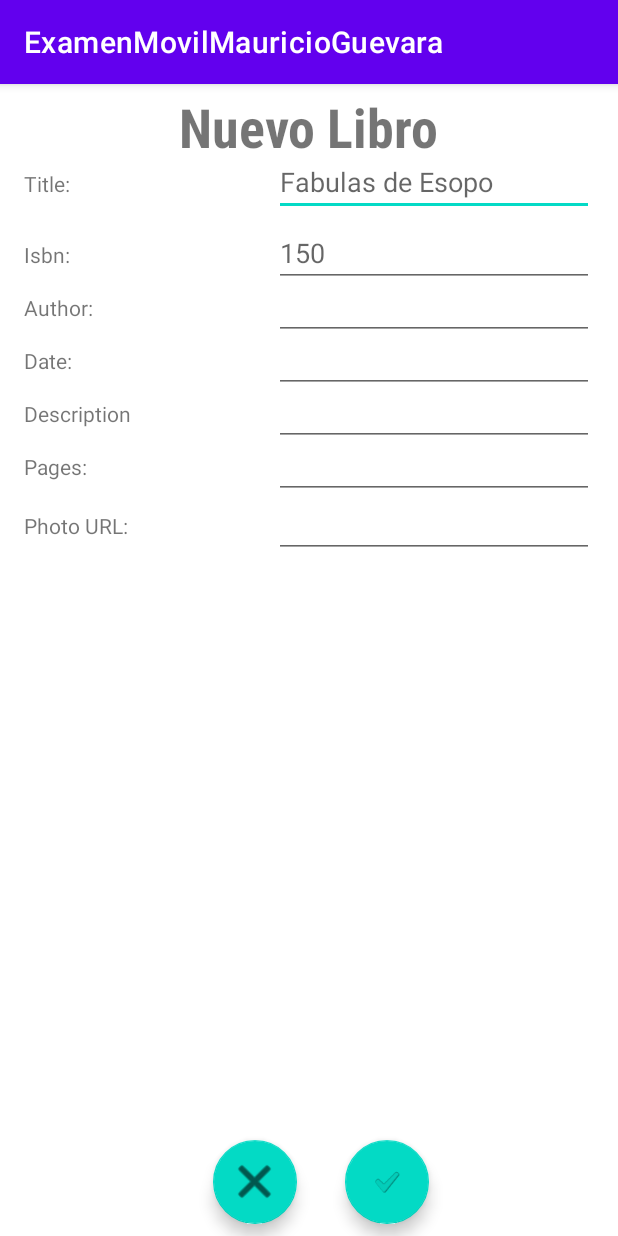
After one commit to MauGuevara/ExamenMovilMauricioGuevara, an Android app: the AddBookActivity screen opened directly, with no data from a screen before it, on a phone screen of 412 x 824 dp. The commit adds this screen. Run offline under Robolectric (Android 15) with nearby library versions, the phone set to English and light mode, and no system bars.

Commit message:
Added logic to save books

```diff
--- a/app/src/main/AndroidManifest.xml
+++ b/app/src/main/AndroidManifest.xml
@@ -9,6 +9,7 @@
         android:roundIcon="@mipmap/ic_launcher_round"
         android:supportsRtl="true"
         android:theme="@style/Theme.ExamenMovilMauricioGuevara">
+        <activity android:name=".AddBookActivity" />
         <activity android:name=".MainActivity">
             <intent-filter>
                 <action android:name="android.intent.action.MAIN" />
--- /dev/null
+++ b/app/src/main/java/edu/bo/examenmovilmauricioguevara/AddBookActivity.kt
@@ -0,0 +1,37 @@
+package edu.bo.examenmovilmauricioguevara
+
+import android.content.Intent
+import androidx.appcompat.app.AppCompatActivity
+import android.os.Bundle
+import kotlinx.android.synthetic.main.activity_add_book.*
+import kotlinx.android.synthetic.main.activity_books_list.*
+import kotlinx.coroutines.GlobalScope
+import kotlinx.coroutines.launch
+
+class AddBookActivity : AppCompatActivity() {
+    override fun onCreate(savedInstanceState: Bundle?) {
+        super.onCreate(savedInstanceState)
+        setContentView(R.layout.activity_add_book)
+
+        btnAddNewBook.setOnClickListener{
+            GlobalScope.launch {
+                val bookDao = AppRoomDatabase.getDatabase(applicationContext).bookDato()
+                val repository = BookRepository(bookDao)
+
+                repository.insert(Book(EditTxtTitle.text.toString(),
+                    EditTxtIsbn.text.toString(),
+                    EditTxtAuthor.text.toString(),
+                    EditTxtDate.text.toString(),
+                    EditTxtPages.text.toString(),
+                    EditTxtDescription.text.toString(),
+                    EditTxtPhotoURL.text.toString()))
+            }
+            startActivity(Intent(this, MainActivity::class.java))
+        }
+
+        btnFlotCanceled.setOnClickListener{
+            val myIntent = Intent(applicationContext, MainActivity::class.java)
+            startActivityForResult(myIntent, 0)
+        }
+    }
+}
--- /dev/null
+++ b/app/src/main/res/layout/activity_add_book.xml
@@ -0,0 +1,193 @@
+<?xml version="1.0" encoding="utf-8"?>
+<androidx.constraintlayout.widget.ConstraintLayout xmlns:android="http://schemas.android.com/apk/res/android"
+    xmlns:app="http://schemas.android.com/apk/res-auto"
+    xmlns:tools="http://schemas.android.com/tools"
+    android:layout_width="match_parent"
+    android:layout_height="match_parent"
+    tools:context=".AddBookActivity">
+
+    <TextView
+        android:id="@+id/txtTitleAddBook"
+        android:layout_width="wrap_content"
+        android:layout_height="wrap_content"
+        android:layout_marginTop="4dp"
+        android:fontFamily="sans-serif-condensed-medium"
+        android:text="@string/txtTittleAddBook"
+        android:textSize="36sp"
+        android:textStyle="bold"
+        app:layout_constraintEnd_toEndOf="parent"
+        app:layout_constraintStart_toStartOf="parent"
+        app:layout_constraintTop_toTopOf="parent" />
+
+    <TextView
+        android:id="@+id/txtTitle"
+        android:layout_width="0dp"
+        android:layout_height="wrap_content"
+        android:layout_marginStart="16dp"
+        android:layout_marginTop="4dp"
+        android:text="@string/txtTittle"
+        app:layout_constraintStart_toStartOf="parent"
+        app:layout_constraintTop_toBottomOf="@+id/txtTitleAddBook" />
+
+    <EditText
+        android:id="@+id/EditTxtTitle"
+        android:layout_width="0dp"
+        android:layout_height="wrap_content"
+        android:layout_marginEnd="16dp"
+        android:ems="10"
+        android:hint="Fabulas de Esopo"
+        android:inputType="textPersonName"
+        app:layout_constraintBaseline_toBaselineOf="@+id/txtTitle"
+        app:layout_constraintEnd_toEndOf="parent" />
+
+    <TextView
+        android:id="@+id/txtIsbn"
+        android:layout_width="wrap_content"
+        android:layout_height="wrap_content"
+        android:layout_marginTop="16dp"
+        android:text="@string/txtIsbn"
+        app:layout_constraintStart_toStartOf="@+id/txtTitle"
+        app:layout_constraintTop_toBottomOf="@+id/EditTxtTitle" />
+
+    <EditText
+        android:id="@+id/EditTxtIsbn"
+        android:layout_width="0dp"
+        android:layout_height="wrap_content"
+        android:layout_marginEnd="16dp"
+        android:ems="10"
+        android:hint="150"
+        android:inputType="textPersonName"
+        app:layout_constraintBaseline_toBaselineOf="@id/txtIsbn"
+        app:layout_constraintEnd_toEndOf="parent" />
+
+    <TextView
+        android:id="@+id/txtAuthor"
+        android:layout_width="wrap_content"
+        android:layout_height="wrap_content"
+        android:layout_marginTop="16dp"
+        android:text="@string/txtAuthor"
+        app:layout_constraintStart_toStartOf="@+id/txtIsbn"
+        app:layout_constraintTop_toBottomOf="@+id/txtIsbn" />
+
+    <EditText
+        android:id="@+id/EditTxtAuthor"
+        android:layout_width="0dp"
+        android:layout_height="wrap_content"
+        android:layout_marginEnd="16dp"
+        android:ems="10"
+        android:inputType="textPersonName"
+        app:layout_constraintBaseline_toBaselineOf="@+id/txtAuthor"
+        app:layout_constraintEnd_toEndOf="parent" />
+
+    <TextView
+        android:id="@+id/txtEditorial"
+        android:layout_width="wrap_content"
+        android:layout_height="wrap_content"
+        android:layout_marginTop="16dp"
+        android:text="@string/txtDate"
+        app:layout_constraintStart_toStartOf="@+id/txtAuthor"
+        app:layout_constraintTop_toBottomOf="@+id/txtAuthor" />
+
+    <EditText
+        android:id="@+id/EditTxtDate"
+        android:layout_width="0dp"
+        android:layout_height="wrap_content"
+        android:layout_marginEnd="16dp"
+        android:ems="10"
+        android:inputType="textPersonName"
+        app:layout_constraintBaseline_toBaselineOf="@+id/txtEditorial"
+        app:layout_constraintEnd_toEndOf="parent" />
+
+    <TextView
+        android:id="@+id/txtDescrption"
+        android:layout_width="wrap_content"
+        android:layout_height="wrap_content"
+        android:layout_marginTop="16dp"
+        android:text="@string/txtDescription"
+        app:layout_constraintStart_toStartOf="@+id/txtEditorial"
+        app:layout_constraintTop_toBottomOf="@+id/txtEditorial" />
+
+    <EditText
+        android:id="@+id/EditTxtDescription"
+        android:layout_width="0dp"
+        android:layout_height="wrap_content"
+        android:layout_marginEnd="16dp"
+        android:ems="10"
+        android:inputType="textPersonName"
+        app:layout_constraintBaseline_toBaselineOf="@+id/txtDescrption"
+        app:layout_constraintEnd_toEndOf="parent" />
+
+    <TextView
+        android:id="@+id/txtPages"
+        android:layout_width="wrap_content"
+        android:layout_height="wrap_content"
+        android:layout_marginTop="16dp"
+        android:text="@string/txtPages"
+        app:layout_constraintStart_toStartOf="@+id/txtDescrption"
+        app:layout_constraintTop_toBottomOf="@+id/txtDescrption" />
+
+    <EditText
+        android:id="@+id/EditTxtPages"
+        android:layout_width="0dp"
+        android:layout_height="wrap_content"
+        android:layout_marginEnd="16dp"
+        android:layout_marginRight="16dp"
+        android:ems="10"
+        android:inputType="textPersonName"
+        app:layout_constraintBaseline_toBaselineOf="@+id/txtPages"
+        app:layout_constraintEnd_toEndOf="parent" />
+
+    <TextView
+        android:id="@+id/txtPhotoURL"
+        android:layout_width="wrap_content"
+        android:layout_height="wrap_content"
+        android:layout_marginTop="20dp"
+        android:text="@string/txtPhotoURL"
+        app:layout_constraintStart_toStartOf="@+id/txtPages"
+        app:layout_constraintTop_toBottomOf="@+id/txtPages" />
+
+    <EditText
+        android:id="@+id/EditTxtPhotoURL"
+        android:layout_width="0dp"
+        android:layout_height="wrap_content"
+        android:layout_marginEnd="16dp"
+        android:layout_marginRight="16dp"
+        android:ems="10"
+        android:inputType="textPersonName"
+        app:layout_constraintBaseline_toBaselineOf="@+id/txtPhotoURL"
+        app:layout_constraintEnd_toEndOf="parent" />
+
+    <com.google.android.material.floatingactionbutton.FloatingActionButton
+        android:id="@+id/btnAddNewBook"
+        android:layout_width="wrap_content"
+        android:layout_height="wrap_content"
+        android:layout_marginBottom="8dp"
+        android:clickable="true"
+        android:focusable="true"
+        android:tint="@color/colorWhite"
+        app:backgroundTint="@color/colorAccent"
+        app:layout_constraintBottom_toBottomOf="parent"
+        app:layout_constraintEnd_toEndOf="parent"
+        app:layout_constraintHorizontal_bias="0.647"
+        app:layout_constraintStart_toStartOf="parent"
+        app:maxImageSize="35dp"
+        app:srcCompat="?android:attr/textCheckMarkInverse" />
+
+    <com.google.android.material.floatingactionbutton.FloatingActionButton
+        android:id="@+id/btnFlotCanceled"
+        android:layout_width="wrap_content"
+        android:layout_height="wrap_content"
+        android:layout_marginEnd="32dp"
+        android:layout_marginBottom="24dp"
+        android:clickable="true"
+        android:focusable="true"
+        android:tint="@color/colorWhite"
+        app:backgroundTint="@color/colorAccent"
+        app:layout_constraintBottom_toBottomOf="@+id/btnAddNewBook"
+        app:layout_constraintEnd_toStartOf="@+id/btnAddNewBook"
+        app:layout_constraintTop_toTopOf="@+id/btnAddNewBook"
+        app:layout_constraintVertical_bias="0.0"
+        app:maxImageSize="35dp"
+        app:srcCompat="@android:drawable/ic_menu_close_clear_cancel" />
+
+</androidx.constraintlayout.widget.ConstraintLayout>
--- a/app/src/main/res/values-night/themes.xml
+++ b/app/src/main/res/values-night/themes.xml
@@ -2,14 +2,10 @@
     <!-- Base application theme. -->
     <style name="Theme.ExamenMovilMauricioGuevara" parent="Theme.MaterialComponents.DayNight.DarkActionBar">
         <!-- Primary brand color. -->
-        <item name="colorPrimary">@color/purple_200</item>
-        <item name="colorPrimaryVariant">@color/purple_700</item>
-        <item name="colorOnPrimary">@color/black</item>
+        <item name="colorPrimary">@color/colorPrimary</item>
+        <item name="colorPrimaryVariant">@color/colorPrimaryDark</item>
+        <item name="colorOnPrimary">@color/colorWhite</item>
         <!-- Secondary brand color. -->
-        <item name="colorSecondary">@color/teal_200</item>
-        <item name="colorSecondaryVariant">@color/teal_200</item>
-        <item name="colorOnSecondary">@color/black</item>
-        <!-- Status bar color. -->
         <item name="android:statusBarColor" tools:targetApi="l">?attr/colorPrimaryVariant</item>
         <!-- Customize your theme here. -->
     </style>
--- a/app/src/main/res/values/colors.xml
+++ b/app/src/main/res/values/colors.xml
@@ -1,10 +1,7 @@
 <?xml version="1.0" encoding="utf-8"?>
 <resources>
-    <color name="purple_200">#FFBB86FC</color>
-    <color name="purple_500">#FF6200EE</color>
-    <color name="purple_700">#FF3700B3</color>
-    <color name="teal_200">#FF03DAC5</color>
-    <color name="teal_700">#FF018786</color>
-    <color name="black">#FF000000</color>
-    <color name="white">#FFFFFFFF</color>
+    <color name="colorPrimary">#6200EE</color>
+    <color name="colorPrimaryDark">#3700B3</color>
+    <color name="colorAccent">#03DAC5</color>
+    <color name="colorWhite">#FFFFFF</color>
 </resources>
--- a/app/src/main/res/values/strings.xml
+++ b/app/src/main/res/values/strings.xml
@@ -1,3 +1,13 @@
 <resources>
     <string name="app_name">ExamenMovilMauricioGuevara</string>
+    <string name="txtTittle">Title:</string>
+    <string name="txtIsbn">Isbn:</string>
+    <string name="txtAuthor">Author:</string>
+    <string name="txtDate">Date:</string>
+    <string name="txtPages">Pages:</string>
+    <string name="txtDescription">Description</string>
+    <string name="txtPhotoURL">Photo URL:</string>
+    <string name="txtTittleAddBook">Nuevo Libro</string>
+
+
 </resources>
--- a/app/src/main/res/values/themes.xml
+++ b/app/src/main/res/values/themes.xml
@@ -2,14 +2,10 @@
     <!-- Base application theme. -->
     <style name="Theme.ExamenMovilMauricioGuevara" parent="Theme.MaterialComponents.DayNight.DarkActionBar">
         <!-- Primary brand color. -->
-        <item name="colorPrimary">@color/purple_500</item>
-        <item name="colorPrimaryVariant">@color/purple_700</item>
-        <item name="colorOnPrimary">@color/white</item>
+        <item name="colorPrimary">@color/colorPrimary</item>
+        <item name="colorPrimaryVariant">@color/colorWhite</item>
+        <item name="colorOnPrimary">@color/colorWhite</item>
         <!-- Secondary brand color. -->
-        <item name="colorSecondary">@color/teal_200</item>
-        <item name="colorSecondaryVariant">@color/teal_700</item>
-        <item name="colorOnSecondary">@color/black</item>
-        <!-- Status bar color. -->
         <item name="android:statusBarColor" tools:targetApi="l">?attr/colorPrimaryVariant</item>
         <!-- Customize your theme here. -->
     </style>
```
Also changed, not shown: app/build.gradle (+26 -1 lines), app/src/main/java/edu/bo/examenmovilmauricioguevara/AppRoomDatabase.kt (added, +28 -0 lines), app/src/main/java/edu/bo/examenmovilmauricioguevara/Book.kt (added, +20 -0 lines), app/src/main/java/edu/bo/examenmovilmauricioguevara/BookListAdapter.kt (added, +34 -0 lines), app/src/main/java/edu/bo/examenmovilmauricioguevara/BookRepository.kt (added, +11 -0 lines), app/src/main/java/edu/bo/examenmovilmauricioguevara/BooksList.kt (added, +11 -0 lines), app/src/main/java/edu/bo/examenmovilmauricioguevara/IBookDao.kt (added, +18 -0 lines), app/src/main/java/edu/bo/examenmovilmauricioguevara/MainActivity.kt (+22 -0 lines), app/src/main/res/layout/activity_books_list.xml (added, +91 -0 lines), app/src/main/res/layout/activity_main.xml (+26 -6 lines), build.gradle (+10 -1 lines).
